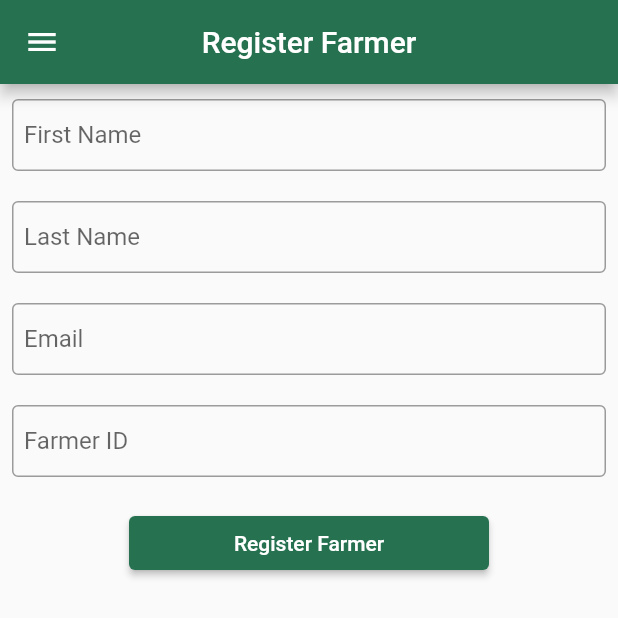
After one commit to rog33zy/sezil_app, a Flutter app: the RegisterSezilFarmerScreen screen opened by its route, on a phone screen of 412 x 824 dp, the top half of it. The commit adds this screen. Run offline on Flutter 3.47's test engine with Material 2 defaults, Android fonts, the phone set to English and light mode, and no system bars; our stand-ins replace location, nanoid, recase, shared_preferences, sqflite; missing offline and left inert: qr_code_scanner; accounts and stored records are empty.

Commit message:
register farmer started

```diff
--- /dev/null
+++ b/lib/models/UserModel.dart
@@ -0,0 +1,19 @@
+class UserModel {
+  String? firstName;
+  String? lastName;
+  String? username;
+  String? email;
+  String? farmerId;
+  bool isHRAdmin;
+  bool isSezilMotherTrialFarmer;
+
+  UserModel({
+    this.firstName,
+    this.lastName,
+    this.username,
+    this.email,
+    this.farmerId,
+    this.isHRAdmin = false,
+    this.isSezilMotherTrialFarmer = true,
+  });
+}
--- /dev/null
+++ b/lib/providers/SynchronizeTraitsProvider.dart
@@ -0,0 +1,23 @@
+import 'package:flutter/foundation.dart';
+
+import '../models/PostPlantingModel.dart';
+import '../models/FloweringModel.dart';
+import '../models/PostFloweringModel.dart';
+import '../models/PreHarvestModel.dart';
+import '../models/HarvestModel.dart';
+
+class SynchronizeTraitsProvider with ChangeNotifier {
+  String? accessToken;
+  String? farmerId;
+  String? crop;
+  List<PostPlantingModel>? postPlantingObjectsToBeSynced;
+  List<FloweringModel>? floweringObjectsToBeSynced;
+  List<PostFloweringModel>? postFloweringObjectsToBeSynced;
+  List<PreHarvestModel>? preHarvestObjectsToBeSynced;
+  List<HarvestModel>? harvestObjectsToBeSynced;
+
+  set setToken(String? token) {
+    this.accessToken = token;
+    notifyListeners();
+  }
+}
--- /dev/null
+++ b/lib/screens/RegisterSezilFarmerScreen.dart
@@ -0,0 +1,108 @@
+import 'package:flutter/material.dart';
+
+import 'package:provider/provider.dart';
+
+import 'package:recase/recase.dart';
+
+import '../models/UserModel.dart';
+
+import '../components/UI/AppDrawer.dart';
+import '../components/forms/GenericTextField.dart';
+
+class RegisterSezilFarmerScreen extends StatefulWidget {
+  const RegisterSezilFarmerScreen({Key? key}) : super(key: key);
+
+  static const routeName = '/register-farmer';
+
+  @override
+  State<RegisterSezilFarmerScreen> createState() =>
+      _RegisterSezilFarmerScreenState();
+}
+
+class _RegisterSezilFarmerScreenState extends State<RegisterSezilFarmerScreen> {
+  final _formKey = GlobalKey<FormState>();
+
+  UserModel newUserObject = UserModel();
+
+  String? Function(String?) _generalValidator() {
+    return (value) {
+      if (value!.isEmpty) {
+        return 'Please enter value';
+      }
+      return null;
+    };
+  }
+
+  void Function()? updateFirstNameValue(String value) {
+    newUserObject.firstName = value.titleCase;
+  }
+
+  void Function()? updateLastNameValue(String value) {
+    newUserObject.lastName = value.titleCase;
+  }
+
+  void Function()? updateEmailValue(String value) {
+    newUserObject.email = value;
+  }
+
+  void Function()? updateFarmerIdValue(String value) {
+    newUserObject.farmerId = value.toUpperCase();
+  }
+
+  @override
+  Widget build(BuildContext context) {
+    return Scaffold(
+      appBar: AppBar(
+        title: Text('Register Farmer'),
+        centerTitle: true,
+      ),
+      body: Form(
+        key: _formKey,
+        child: SingleChildScrollView(
+          child: Column(
+            children: [
+              GenericTextField(
+                labelText: 'First Name',
+                validator: _generalValidator(),
+                updateTextFieldInAllInputsMap: updateFirstNameValue,
+              ),
+              GenericTextField(
+                labelText: 'Last Name',
+                validator: _generalValidator(),
+                updateTextFieldInAllInputsMap: updateLastNameValue,
+              ),
+              GenericTextField(
+                labelText: 'Email',
+                validator: _generalValidator(),
+                updateTextFieldInAllInputsMap: updateEmailValue,
+              ),
+              GenericTextField(
+                labelText: 'Farmer ID',
+                validator: _generalValidator(),
+                updateTextFieldInAllInputsMap: updateLastNameValue,
+              ),
+              Padding(
+                padding: EdgeInsets.symmetric(
+                  horizontal: 0,
+                  vertical: 10,
+                ),
+                child: Center(
+                  child: ConstrainedBox(
+                    constraints: const BoxConstraints.tightFor(
+                      width: 240,
+                    ),
+                    child: ElevatedButton(
+                      onPressed: () {},
+                      child: const Text('Register Farmer'),
+                    ),
+                  ),
+                ),
+              )
+            ],
+          ),
+        ),
+      ),
+      drawer: AppDrawer(),
+    );
+  }
+}
--- a/pubspec.yaml
+++ b/pubspec.yaml
@@ -15,7 +15,7 @@ publish_to: "none" # Remove this line if you wish to publish to pub.dev
 # In iOS, build-name is used as CFBundleShortVersionString while build-number used as CFBundleVersion.
 # Read more about iOS versioning at
 # https://developer.apple.com/library/archive/documentation/General/Reference/InfoPlistKeyReference/Articles/CoreFoundationKeys.html
-version: 1.0.0+2
+version: 1.1.0+5
 
 environment:
   sdk: ">=2.12.0 <3.0.0"
```
Also changed, not shown: lib/components/UI/AppDrawer.dart (+13 -0 lines), lib/main.dart (+25 -0 lines), lib/providers/AuthProvider.dart (+17 -16 lines), lib/providers/RegisterSezilFarmerProvider.dart (added, +58 -0 lines).
